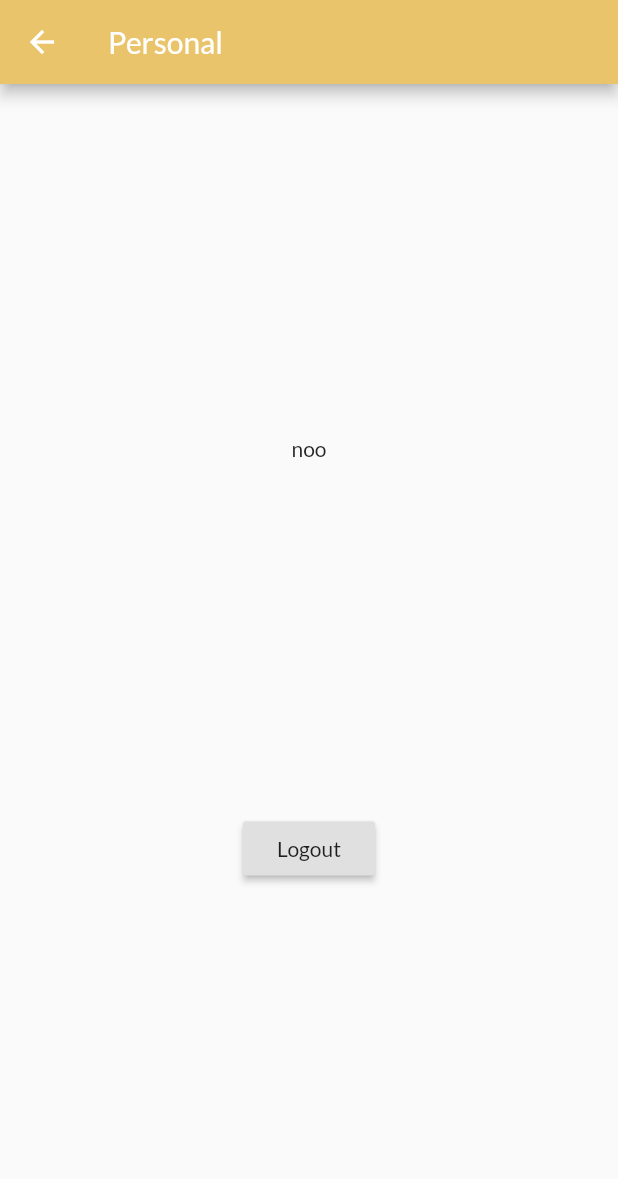
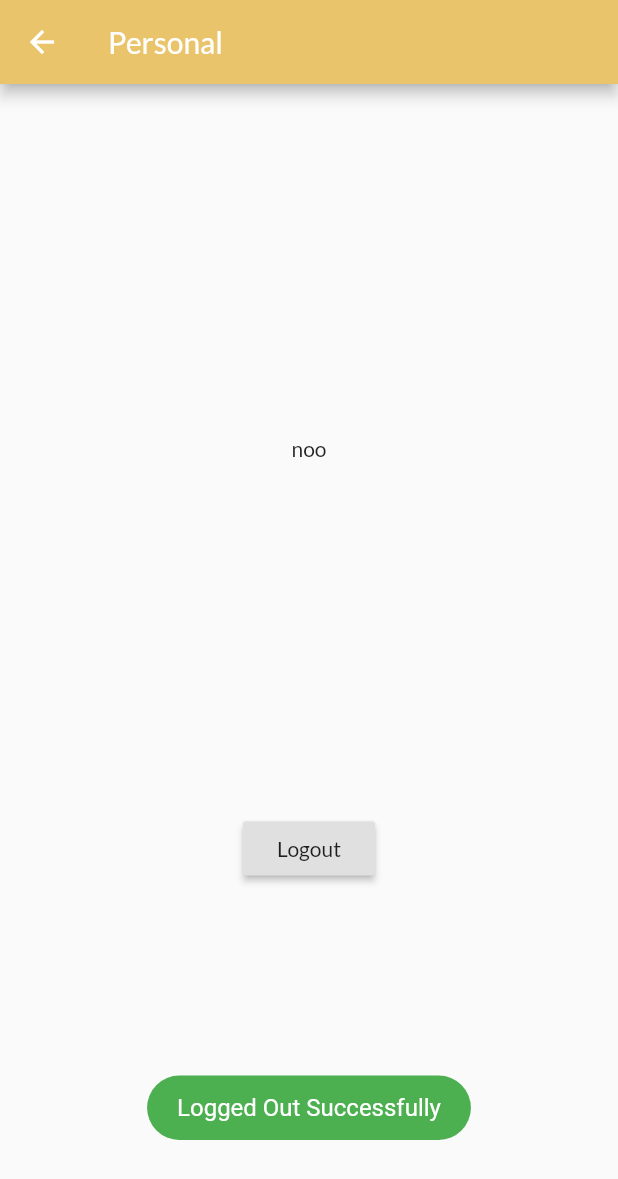
Before and after one commit to leowei31/nectarfy-app, a Flutter app: the ProfileModule screen opened directly, after a tap on "Logout", on a phone screen of 412 x 824 dp. Shown: the top 1179 px of the screen. Run offline on Flutter 3.47's test engine with Material 2 defaults, Android fonts, the phone set to English and light mode, and no system bars; our stand-ins replace dio, fluttertoast; network calls fail.

Commit message:
innovation day changes

```diff
--- a/app/lib/views/profile_module.dart
+++ b/app/lib/views/profile_module.dart
@@ -1,6 +1,7 @@
 import 'package:flutter/material.dart';
 import 'package:provider/provider.dart';
 import '../provider/user_provider.dart';
+import 'package:fluttertoast/fluttertoast.dart';
 
 class ProfileModule extends StatelessWidget {
   const ProfileModule({Key? key}) : super(key: key);
@@ -24,6 +25,15 @@ class ProfileModule extends StatelessWidget {
               onPressed: () {
                 context.read<UserState>().getusername("");
                 context.read<UserState>().logoutsuccess();
+                Fluttertoast.showToast(
+                  msg: "Logged Out Successfully",
+                  toastLength: Toast.LENGTH_SHORT,
+                  gravity: ToastGravity.BOTTOM,
+                  timeInSecForIosWeb: 1,
+                  backgroundColor: Colors.green,
+                  textColor: Colors.white,
+                  fontSize: 16.0,
+                );
               },
             )
           ],
--- a/app/lib/widgets/community_module/community_board.dart
+++ b/app/lib/widgets/community_module/community_board.dart
@@ -44,7 +44,7 @@ class _CommunityBoardState extends State<CommunityBoard> {
                     child: const Text(_communityBoardDesc,
                         style: TextStyle(fontSize: 12))),
                 SizedBox(
-                  height: 40,
+                  height: 30,
                   child: TextField(
                     controller: searchController,
                     style: const TextStyle(fontSize: 12),
--- a/app/pubspec.yaml
+++ b/app/pubspec.yaml
@@ -33,7 +33,7 @@ dependencies:
   http: ^0.13.4
   dio:
   provider: ^5.0.0
-  # fluttertoast:
+  fluttertoast:
 
   # The following adds the Cupertino Icons font to your application.
   # Use with the CupertinoIcons class for iOS style icons.
```
Also changed, not shown: app/lib/views/community_module.dart (+22 -15 lines), app/lib/views/login.dart (+41 -21 lines), 3 other files.
